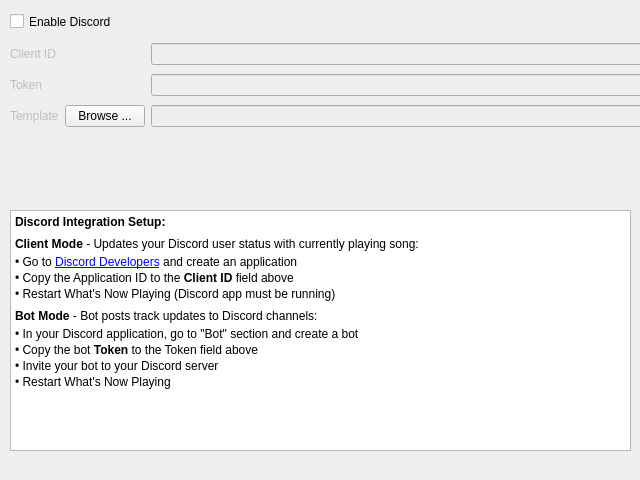
The window that nowplaying/resources/discordbot_ui.ui (whatsnowplaying/whats-now-playing) describes before a commit, drawn with Qt 5.
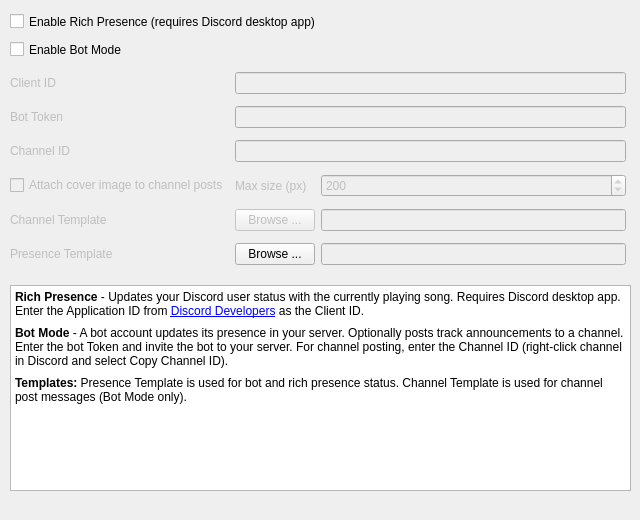
The same window after the commit.

Commit message: Split Discord enable into separate Bot Mode and Rich Presence toggles; add channel posting with optional cover art attachment

Patch:
```diff
--- a/nowplaying/resources/discordbot_ui.ui
+++ b/nowplaying/resources/discordbot_ui.ui
@@ -7,7 +7,7 @@
     <x>0</x>
     <y>0</y>
     <width>640</width>
-    <height>480</height>
+    <height>520</height>
    </rect>
   </property>
   <property name="windowTitle">
@@ -16,37 +16,74 @@
   <property name="displayName" stdset="0">
    <string>Discord</string>
   </property>
+  <widget class="QCheckBox" name="richpresence_enable_checkbox">
+   <property name="geometry">
+    <rect>
+     <x>10</x>
+     <y>10</y>
+     <width>500</width>
+     <height>23</height>
+    </rect>
+   </property>
+   <property name="text">
+    <string>Enable Rich Presence (requires Discord desktop app)</string>
+   </property>
+  </widget>
+  <widget class="QCheckBox" name="bot_enable_checkbox">
+   <property name="geometry">
+    <rect>
+     <x>10</x>
+     <y>38</y>
+     <width>200</width>
+     <height>23</height>
+    </rect>
+   </property>
+   <property name="text">
+    <string>Enable Bot Mode</string>
+   </property>
+  </widget>
   <widget class="QWidget" name="formLayoutWidget">
    <property name="geometry">
     <rect>
      <x>10</x>
-     <y>40</y>
-     <width>676</width>
-     <height>92</height>
+     <y>66</y>
+     <width>616</width>
+     <height>210</height>
     </rect>
    </property>
    <layout class="QGridLayout" name="gridLayout">
-    <item row="2" column="0">
-     <widget class="QLabel" name="template_label">
+    <item row="0" column="0">
+     <widget class="QLabel" name="clientid_label">
       <property name="enabled">
        <bool>false</bool>
       </property>
       <property name="text">
-       <string>Template</string>
+       <string>Client ID</string>
       </property>
      </widget>
     </item>
-    <item row="1" column="2">
+    <item row="0" column="1" colspan="2">
+     <widget class="QLineEdit" name="clientid_lineedit">
+      <property name="enabled">
+       <bool>false</bool>
+      </property>
+     </widget>
+    </item>
+    <item row="1" column="0">
+     <widget class="QLabel" name="token_label">
+      <property name="enabled">
+       <bool>false</bool>
+      </property>
+      <property name="text">
+       <string>Bot Token</string>
+      </property>
+     </widget>
+    </item>
+    <item row="1" column="1" colspan="2">
      <widget class="QLineEdit" name="token_lineedit">
       <property name="enabled">
        <bool>false</bool>
       </property>
-      <property name="minimumSize">
-       <size>
-        <width>496</width>
-        <height>0</height>
-       </size>
-      </property>
       <property name="inputMethodHints">
        <set>Qt::ImhHiddenText|Qt::ImhNoAutoUppercase|Qt::ImhNoPredictiveText|Qt::ImhSensitiveData</set>
       </property>
@@ -55,34 +92,117 @@
       </property>
      </widget>
     </item>
-    <item row="2" column="1">
+    <item row="2" column="0">
+     <widget class="QLabel" name="channel_id_label">
+      <property name="enabled">
+       <bool>false</bool>
+      </property>
+      <property name="text">
+       <string>Channel ID</string>
+      </property>
+     </widget>
+    </item>
+    <item row="2" column="1" colspan="2">
+     <widget class="QLineEdit" name="channel_id_lineedit">
+      <property name="enabled">
+       <bool>false</bool>
+      </property>
+     </widget>
+    </item>
+    <item row="3" column="0">
+     <widget class="QCheckBox" name="channel_attach_image_checkbox">
+      <property name="enabled">
+       <bool>false</bool>
+      </property>
+      <property name="text">
+       <string>Attach cover image to channel posts</string>
+      </property>
+     </widget>
+    </item>
+    <item row="3" column="1">
+     <widget class="QLabel" name="channel_image_size_label">
+      <property name="enabled">
+       <bool>false</bool>
+      </property>
+      <property name="text">
+       <string>Max size (px)</string>
+      </property>
+     </widget>
+    </item>
+    <item row="3" column="2">
+     <widget class="QSpinBox" name="channel_image_size_spinbox">
+      <property name="enabled">
+       <bool>false</bool>
+      </property>
+      <property name="minimum">
+       <number>64</number>
+      </property>
+      <property name="maximum">
+       <number>500</number>
+      </property>
+      <property name="singleStep">
+       <number>32</number>
+      </property>
+      <property name="value">
+       <number>200</number>
+      </property>
+     </widget>
+    </item>
+    <item row="4" column="0">
+     <widget class="QLabel" name="channel_template_label">
+      <property name="enabled">
+       <bool>false</bool>
+      </property>
+      <property name="text">
+       <string>Channel Template</string>
+      </property>
+     </widget>
+    </item>
+    <item row="4" column="1">
+     <widget class="QPushButton" name="channel_template_button">
+      <property name="enabled">
+       <bool>false</bool>
+      </property>
+      <property name="text">
+       <string>Browse ...</string>
+      </property>
+     </widget>
+    </item>
+    <item row="4" column="2">
+     <widget class="QLineEdit" name="channel_template_lineedit">
+      <property name="enabled">
+       <bool>false</bool>
+      </property>
+      <property name="inputMethodHints">
+       <set>Qt::ImhNone</set>
+      </property>
+      <property name="echoMode">
+       <enum>QLineEdit::Normal</enum>
+      </property>
+     </widget>
+    </item>
+    <item row="5" column="0">
+     <widget class="QLabel" name="template_label">
+      <property name="enabled">
+       <bool>false</bool>
+      </property>
+      <property name="text">
+       <string>Presence Template</string>
+      </property>
+     </widget>
+    </item>
+    <item row="5" column="1">
      <widget class="QPushButton" name="template_button">
       <property name="text">
        <string>Browse ...</string>
       </property>
      </widget>
     </item>
-    <item row="1" column="0">
-     <widget class="QLabel" name="token_label">
-      <property name="enabled">
-       <bool>false</bool>
-      </property>
-      <property name="text">
-       <string>Token</string>
-      </property>
-     </widget>
-    </item>
-    <item row="2" column="2">
+    <item row="5" column="2">
      <widget class="QLineEdit" name="template_lineedit">
       <property name="enabled">
        <bool>false</bool>
       </property>
-      <property name="minimumSize">
-       <size>
-        <width>496</width>
-        <height>0</height>
-       </size>
-      </property>
       <property name="inputMethodHints">
        <set>Qt::ImhNone</set>
       </property>
@@ -91,45 +211,15 @@
       </property>
      </widget>
     </item>
-    <item row="0" column="0">
-     <widget class="QLabel" name="clientid_label">
-      <property name="enabled">
-       <bool>false</bool>
-      </property>
-      <property name="text">
-       <string>Client ID</string>
-      </property>
-     </widget>
-    </item>
-    <item row="0" column="2">
-     <widget class="QLineEdit" name="clientid_lineedit">
-      <property name="enabled">
-       <bool>false</bool>
-      </property>
-     </widget>
-    </item>
    </layout>
   </widget>
-  <widget class="QCheckBox" name="enable_checkbox">
-   <property name="geometry">
-    <rect>
-     <x>10</x>
-     <y>10</y>
-     <width>141</width>
-     <height>23</height>
-    </rect>
-   </property>
-   <property name="text">
-    <string>Enable Discord</string>
-   </property>
-  </widget>
   <widget class="QTextBrowser" name="help_text">
    <property name="geometry">
     <rect>
      <x>10</x>
-     <y>210</y>
+     <y>285</y>
      <width>621</width>
-     <height>241</height>
+     <height>206</height>
     </rect>
    </property>
    <property name="html">
@@ -140,16 +230,9 @@
 li.unchecked::marker { content: &quot;\2610&quot;; }
 li.checked::marker { content: &quot;\2612&quot;; }
 &lt;/style&gt;&lt;/head&gt;&lt;body style=&quot; font-family:'Sans'; font-size:9pt; font-weight:400; font-style:normal;&quot;&gt;
-&lt;p style=&quot;margin-top:0px; margin-bottom:8px; margin-left:0px; margin-right:0px; -qt-block-indent:0; text-indent:0px;&quot;&gt;&lt;span style=&quot; font-weight:600;&quot;&gt;Discord Integration Setup:&lt;/span&gt;&lt;/p&gt;
-&lt;p style=&quot;margin-top:0px; margin-bottom:4px; margin-left:0px; margin-right:0px; -qt-block-indent:0; text-indent:0px;&quot;&gt;&lt;span style=&quot; font-weight:600;&quot;&gt;Client Mode&lt;/span&gt; - Updates your Discord user status with currently playing song:&lt;/p&gt;
-&lt;p style=&quot;margin-top:0px; margin-bottom:2px; margin-left:0px; margin-right:0px; -qt-block-indent:0; text-indent:0px;&quot;&gt;• Go to &lt;a href=&quot;https://discord.com/developers/&quot;&gt;&lt;span style=&quot; text-decoration: underline; color:#0000ff;&quot;&gt;Discord Developers&lt;/span&gt;&lt;/a&gt; and create an application&lt;/p&gt;
-&lt;p style=&quot;margin-top:0px; margin-bottom:2px; margin-left:0px; margin-right:0px; -qt-block-indent:0; text-indent:0px;&quot;&gt;• Copy the Application ID to the &lt;span style=&quot; font-weight:600;&quot;&gt;Client ID&lt;/span&gt; field above&lt;/p&gt;
-&lt;p style=&quot;margin-top:0px; margin-bottom:8px; margin-left:0px; margin-right:0px; -qt-block-indent:0; text-indent:0px;&quot;&gt;• Restart What's Now Playing (Discord app must be running)&lt;/p&gt;
-&lt;p style=&quot;margin-top:0px; margin-bottom:4px; margin-left:0px; margin-right:0px; -qt-block-indent:0; text-indent:0px;&quot;&gt;&lt;span style=&quot; font-weight:600;&quot;&gt;Bot Mode&lt;/span&gt; - Bot posts track updates to Discord channels:&lt;/p&gt;
-&lt;p style=&quot;margin-top:0px; margin-bottom:2px; margin-left:0px; margin-right:0px; -qt-block-indent:0; text-indent:0px;&quot;&gt;• In your Discord application, go to &quot;Bot&quot; section and create a bot&lt;/p&gt;
-&lt;p style=&quot;margin-top:0px; margin-bottom:2px; margin-left:0px; margin-right:0px; -qt-block-indent:0; text-indent:0px;&quot;&gt;• Copy the bot &lt;span style=&quot; font-weight:600;&quot;&gt;Token&lt;/span&gt; to the Token field above&lt;/p&gt;
-&lt;p style=&quot;margin-top:0px; margin-bottom:2px; margin-left:0px; margin-right:0px; -qt-block-indent:0; text-indent:0px;&quot;&gt;• Invite your bot to your Discord server&lt;/p&gt;
-&lt;p style=&quot;margin-top:0px; margin-bottom:0px; margin-left:0px; margin-right:0px; -qt-block-indent:0; text-indent:0px;&quot;&gt;• Restart What's Now Playing&lt;/p&gt;
+&lt;p style=&quot;margin-top:0px; margin-bottom:8px; margin-left:0px; margin-right:0px; -qt-block-indent:0; text-indent:0px;&quot;&gt;&lt;span style=&quot; font-weight:600;&quot;&gt;Rich Presence&lt;/span&gt; - Updates your Discord user status with the currently playing song. Requires Discord desktop app. Enter the Application ID from &lt;a href=&quot;https://discord.com/developers/&quot;&gt;&lt;span style=&quot; text-decoration: underline; color:#0000ff;&quot;&gt;Discord Developers&lt;/span&gt;&lt;/a&gt; as the Client ID.&lt;/p&gt;
+&lt;p style=&quot;margin-top:0px; margin-bottom:8px; margin-left:0px; margin-right:0px; -qt-block-indent:0; text-indent:0px;&quot;&gt;&lt;span style=&quot; font-weight:600;&quot;&gt;Bot Mode&lt;/span&gt; - A bot account updates its presence in your server. Optionally posts track announcements to a channel. Enter the bot Token and invite the bot to your server. For channel posting, enter the Channel ID (right-click channel in Discord and select Copy Channel ID).&lt;/p&gt;
+&lt;p style=&quot;margin-top:0px; margin-bottom:4px; margin-left:0px; margin-right:0px; -qt-block-indent:0; text-indent:0px;&quot;&gt;&lt;span style=&quot; font-weight:600;&quot;&gt;Templates:&lt;/span&gt; Presence Template is used for bot and rich presence status. Channel Template is used for channel post messages (Bot Mode only).&lt;/p&gt;
 &lt;/body&gt;&lt;/html&gt;</string>
    </property>
   </widget>
```
Left out of the diff: 115 changed lines with no effect on the pictures. The commit also changes 8 other files.
